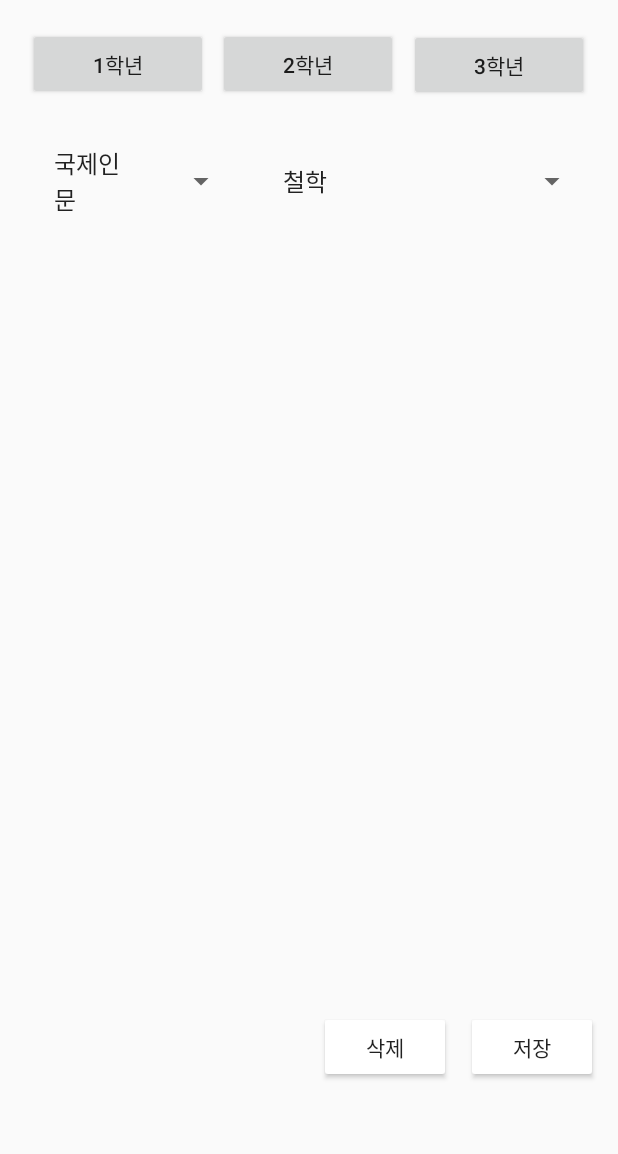
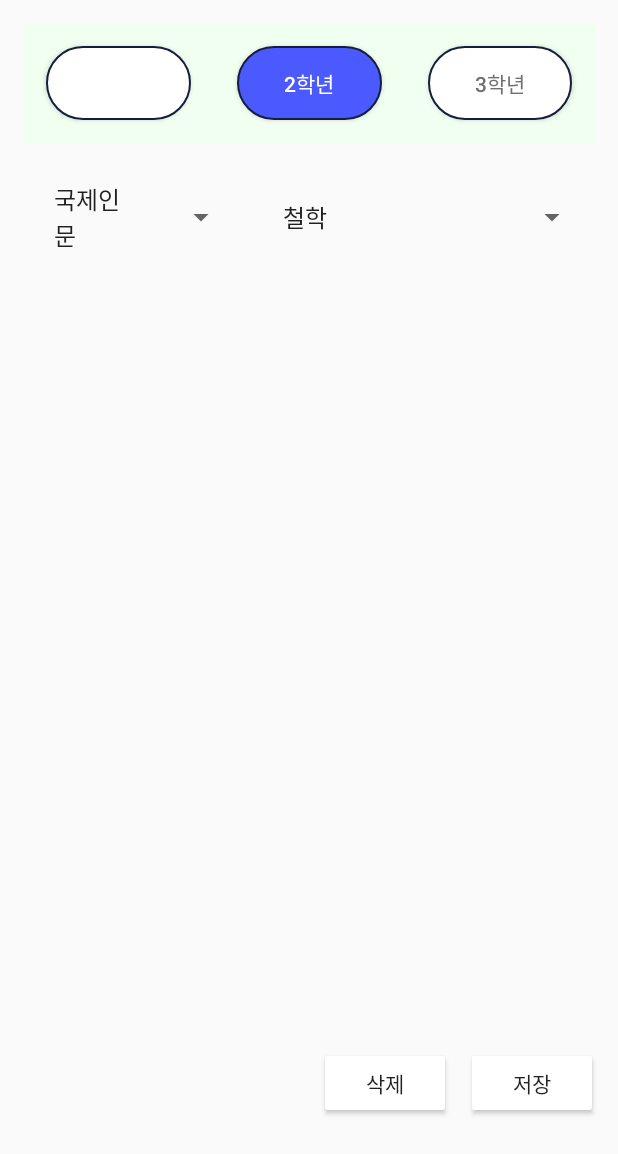
Before and after one commit to CodezTree/CNBoard, an Android app: the screen it shows after launch (EnrolmentSubject), after a tap on "2학년", on a phone screen of 412 x 824 dp. Shown: the top 1154 px of the screen. Run offline under Robolectric (Android 15) with nearby library versions, the phone set to English and light mode, and no system bars; 3 statements that could not run were skipped; 1 other tap on this screen came first.

Commit message:
시험범위 추가

```diff
--- a/app/src/main/java/com/teammgh/cnboard/EnrolmentSubject.java
+++ b/app/src/main/java/com/teammgh/cnboard/EnrolmentSubject.java
@@ -2,6 +2,7 @@ package com.teammgh.cnboard;
 
 import android.content.DialogInterface;
 import android.content.SharedPreferences;
+import android.graphics.Color;
 import android.os.Bundle;
 import android.util.Log;
 import android.view.View;
@@ -9,6 +10,7 @@ import android.widget.AdapterView;
 import android.widget.ArrayAdapter;
 import android.widget.Button;
 import android.widget.EditText;
+import android.widget.LinearLayout;
 import android.widget.ListView;
 import android.widget.Spinner;
 import android.widget.Toast;
@@ -39,19 +41,17 @@ import static com.teammgh.cnboard.Global.grade;
 import static com.teammgh.cnboard.Global.intMySubject;
 import static com.teammgh.cnboard.Global.myGradeNCode;
 import static com.teammgh.cnboard.Global.mySubData1;
-import static com.teammgh.cnboard.Global.mySubject;
-import static com.teammgh.cnboard.Global.mySubjectList;
-import static com.teammgh.cnboard.Global.mySubjectListR;
 import static com.teammgh.cnboard.Global.subjectIndexL;
 import static com.teammgh.cnboard.Global.subjectIndexS;
 
 //Edittext, SubRangeSave_btn 필요 없음
-public class EnrolmentSubject extends AppCompatActivity {
+public class EnrolmentSubject extends AppCompatActivity  {
 
     Button grade1_btn, grade2_btn, grade3_btn, Save_btn, Del_btn;
     Spinner Category_spin, Subject_spin;
     public ArrayAdapter<String> Categpry, Subject, adapter;
     private ListView listview;
+    LinearLayout Linear;
 
     String[] arrCate = new String[3];
     String[] arrSubject = new String[3];
@@ -79,13 +79,13 @@ public class EnrolmentSubject extends AppCompatActivity {
         Subject_spin = findViewById(R.id.Subject_spin);
         listview = findViewById(R.id.listview);
         Save_btn = findViewById(R.id.save_btn);
+        Linear = findViewById(R.id.LInear);
 
         listview.setVisibility(View.INVISIBLE);
-        adapter = new ArrayAdapter<String>(this, android.R.layout.simple_list_item_1, examRangeList);
+        adapter = new SpinnerAdapter(this, android.R.layout.simple_list_item_1, examRangeList);
 
         Examlist = getDataOnServer();
         First();
-        Warning();
 
         arrSubject[0] = "01:01:국어,01:02:영어,01:03:일본어1,01:04:중국어1,01:05:통합사회,01:06:한국사,02:07:수학,02:08:통합과학,02:09:기술가정,03:10:음악연주,03:11:체육";    // 1학년 과목
         arrSubject[1] = "01:01:철학,01:02:언어와 매체,01:03:문예 창작 입문,01:04:문학 개론,01:05:영어1,01:06:실용영어,01:07:심화 영어 회화1,01:08:영어권 문화,01:09:중국어2,02:10:사회 탐구 방법,02:11:사회 문제 탐구,02:12:사회문화,02:13:세계사,02:14:윤리와 사상,02:15:정치와 법,02:16:한국지리,02:17:경제,03:18:수학1,03:19:수학2,03:20:화학1,03:21:물리학1,03:22:생명과학1,04:23:정보과학,04:24:공학일반,05:25:미술,05:26:운동과 건강,05:27:음악 이론,05:28:체육과 진로탐구";        // 2학년 카테고리
@@ -104,6 +104,14 @@ public class EnrolmentSubject extends AppCompatActivity {
 
                 Toast.makeText(getApplicationContext(), "1학년", Toast.LENGTH_SHORT).show();
                 setCategory();
+                Warning();
+                ++Global.a;
+                grade1_btn.setBackgroundResource(R.drawable.grade1btn_rectangle);
+                grade2_btn.setBackgroundResource(R.drawable.gradebtn_rectangle);
+                grade3_btn.setBackgroundResource(R.drawable.gradebtn_rectangle);
+                grade1_btn.setTextColor(Color.rgb(255,255,255));
+
+                Linear.setBackgroundColor(Color.rgb(255, 248, 248));
             }
         });
 
@@ -113,6 +121,15 @@ public class EnrolmentSubject extends AppCompatActivity {
                 grade = 1;
                 Toast.makeText(getApplicationContext(), "2학년", Toast.LENGTH_SHORT).show();
                 setCategory();
+                Warning();
+                ++Global.a;
+
+                Linear.setBackgroundColor(Color.rgb(241, 255, 241));
+                grade2_btn.setTextColor(Color.rgb(255,255,255));
+
+                grade2_btn.setBackgroundResource(R.drawable.grade2btn_rectangle);
+                grade3_btn.setBackgroundResource(R.drawable.gradebtn_rectangle);
+                grade1_btn.setBackgroundResource(R.drawable.gradebtn_rectangle);
             }
         });
 
@@ -122,6 +139,16 @@ public class EnrolmentSubject extends AppCompatActivity {
                 grade = 2;
                 Toast.makeText(getApplicationContext(), "1학년", Toast.LENGTH_SHORT).show();
                 setCategory();
+                Warning();
+                ++Global.a;
+
+                Linear.setBackgroundColor(Color.rgb(241, 242, 252));
+                grade3_btn.setTextColor(Color.rgb(255,255,255));
+
+                grade3_btn.setBackgroundResource(R.drawable.grade3btn_rectangle);
+                grade1_btn.setBackgroundResource(R.drawable.gradebtn_rectangle);
+                grade2_btn.setBackgroundResource(R.drawable.gradebtn_rectangle);
+
             }
         });
 
@@ -197,6 +224,7 @@ public class EnrolmentSubject extends AppCompatActivity {
 
                 //getSharedPreferences 로 mySubject 저장
                 saveData();
+                getData();
 
                 Toast.makeText(getApplicationContext(), "저장되었습니다.", Toast.LENGTH_SHORT).show();
             }
@@ -245,6 +273,8 @@ public class EnrolmentSubject extends AppCompatActivity {
 
             }
         }
+
+        arrDataS.add("과목");
         // arrDataS를 과목 스피너에 추가 : 컴퓨터, 수학, 기계
 
         Subject = new ArrayAdapter<String>(this, android.R.layout.simple_list_item_1, arrDataS);
@@ -313,7 +343,7 @@ public class EnrolmentSubject extends AppCompatActivity {
         SharedPreferences.Editor editor = mySubData.edit();
         Gson gson = new Gson();
         // JSON 으로 변환
-        String strmySub = gson.toJson(myGradeNCode, EnrolmentActivity.class);
+        String strmySub = gson.toJson(myGradeNCode, EnrolmentSubject.class);
         editor.putString("mySubData", strmySub); // JSON으로 변환한 객체를 저장한다.
         editor.apply(); //완료한다.
         init();
@@ -324,7 +354,7 @@ public class EnrolmentSubject extends AppCompatActivity {
         Gson gson = new Gson();
         String strmySub = mySubData1.getString("mySubData", "");
         // 변환
-        Type type = new TypeToken<ArrayList<EnrolmentActivity>>() {}.getType();
+        Type type = new TypeToken<ArrayList<EnrolmentSubject>>() {}.getType();
         mySubject = gson.fromJson(strmySub,type); //String 배열로 변환해야함 ArrayList<ExamData>
 
         for (int i =0; i<= mySubject.size();i++){
@@ -400,5 +430,6 @@ public class EnrolmentSubject extends AppCompatActivity {
     private void Delete(){
         myGradeNCode.remove(subjectIndexL);
         Toast.makeText(getApplicationContext(),"삭제되었습니다.",Toast.LENGTH_SHORT).show();
+        adapter.notifyDataSetChanged();
     }
 }
--- /dev/null
+++ b/app/src/main/java/com/teammgh/cnboard/SpinnerAdapter.java
@@ -0,0 +1,35 @@
+package com.teammgh.cnboard;
+
+import android.content.Context;
+import android.view.View;
+import android.view.ViewGroup;
+import android.widget.ArrayAdapter;
+import android.widget.TextView;
+
+import org.w3c.dom.Text;
+
+import java.util.List;
+
+import androidx.annotation.NonNull;
+import androidx.annotation.Nullable;
+
+public class SpinnerAdapter extends ArrayAdapter<String> {
+    public SpinnerAdapter(Context context, int resource, List<String> objects) {
+        super(context, resource, objects);
+    }
+
+    @Override
+    public View getView(int position, @Nullable View convertView, @NonNull ViewGroup parent) {
+        View v = super.getView(position, convertView, parent);
+        if (position == getCount()) {
+            ((TextView) v.findViewById(android.R.id.text1)).setText("");
+            ((TextView) v.findViewById(android.R.id.text1)).setHint(getItem(getCount()));
+        }
+        return super.getView(position, convertView, parent);
+    }
+
+    @Override
+    public int getCount() {
+        return super.getCount() - 1;
+    }
+}
--- a/app/src/main/res/layout/enrolment_studentt.xml
+++ b/app/src/main/res/layout/enrolment_studentt.xml
@@ -8,31 +8,38 @@
 
     <LinearLayout
         android:layout_width="match_parent"
-        android:layout_height="wrap_content"
+        android:layout_height="80dp"
         android:orientation="horizontal"
-        android:layout_margin="15dp">
+        android:layout_margin="15dp"
+        android:id="@+id/LInear">
 
         <Button
             android:layout_width="wrap_content"
             android:layout_height="wrap_content"
             android:layout_weight="1"
-            android:layout_margin="3dp"
+            android:layout_margin="15dp"
             android:text="1학년"
-            android:id="@+id/grade1_btn"/>
+            android:id="@+id/grade1_btn"
+            android:background = "@drawable/gradebtn_rectangle"
+            android:textColor="#707070" />
         <Button
             android:layout_width="wrap_content"
             android:layout_height="wrap_content"
             android:layout_weight="1"
-            android:layout_margin="3dp"
+            android:layout_margin="15dp"
             android:text="2학년"
-            android:id="@+id/grade2_btn"/>
+            android:id="@+id/grade2_btn"
+            android:background = "@drawable/gradebtn_rectangle"
+            android:textColor="#707070"/>
         <Button
             android:layout_width="wrap_content"
             android:layout_height="wrap_content"
             android:layout_weight="1"
-            android:layout_margin="4dp"
+            android:layout_margin="15dp"
             android:text="3학년"
-            android:id="@+id/grade3_btn"/>
+            android:id="@+id/grade3_btn"
+            android:background = "@drawable/gradebtn_rectangle"
+            android:textColor="#707070"/>
 
 
     </LinearLayout>
```
Also changed, not shown: app/src/main/res/layout/enrolment_student.xml (added, +249 -0 lines).
